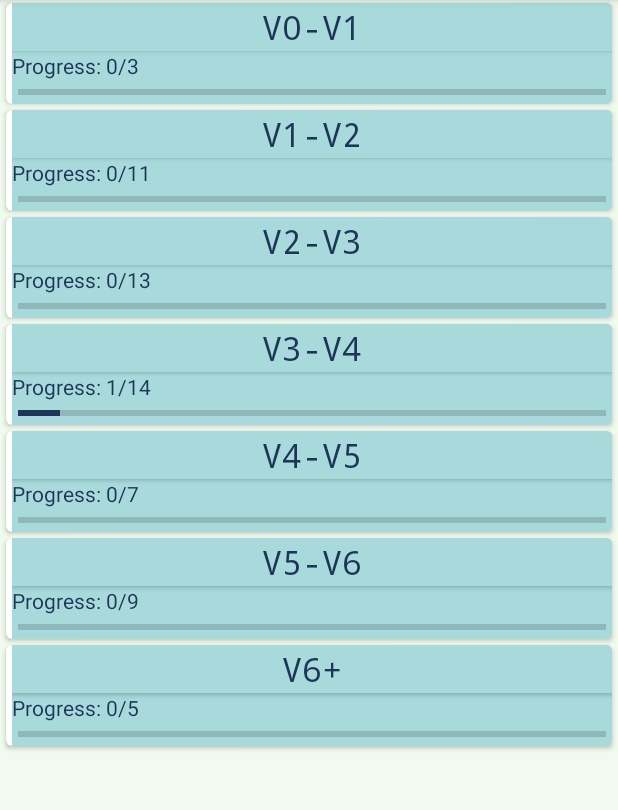
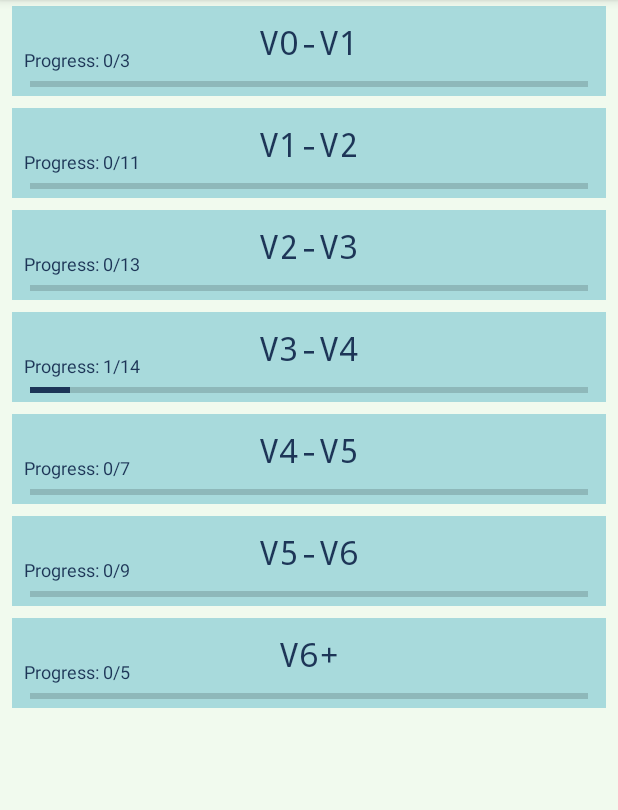
Before and after one commit to tcox11/AttemptTwo, an Android app: the RoutesByGrade screen opened directly, with no data from a screen before it, on a phone screen of 412 x 824 dp, the part 84-894 px from its top. Run offline under Robolectric (Android 15) with nearby library versions, the phone set to English and light mode, and no system bars; our stand-ins replace Room's generated code; 1 statement that could not run was skipped.

Commit message:
tidied routes by grade format

```diff
--- a/app/src/main/res/layout/grade_item.xml
+++ b/app/src/main/res/layout/grade_item.xml
@@ -1,64 +1,76 @@
 <?xml version="1.0" encoding="utf-8"?>
 <androidx.cardview.widget.CardView xmlns:android="http://schemas.android.com/apk/res/android"
+    xmlns:card_view="http://schemas.android.com/apk/res-auto"
     android:layout_width="fill_parent"
     android:layout_height="wrap_content"
-    android:layout_marginBottom="2dp"
-    android:layout_marginTop="2dp"
     android:layout_marginStart="4dp"
+    android:layout_marginTop="4dp"
     android:layout_marginEnd="4dp"
-    xmlns:card_view="http://schemas.android.com/apk/res-auto"
-    card_view:cardElevation="2dp"
-    card_view:cardCornerRadius="4dp">
+    android:layout_marginBottom="4dp"
+    card_view:cardCornerRadius="4dp"
+    android:id="@+id/card_frame_grade"
+    card_view:cardElevation="2dp">
+
 
     <FrameLayout
-        android:id="@+id/card_frame_grade"
-        android:layout_width="fill_parent"
-        android:layout_height="match_parent"/>
+        android:background="@color/cardColour"
+        android:layout_width="match_parent"
+        android:layout_height="wrap_content"
+        android:layout_marginRight="4dp"
+        android:layout_marginLeft="4dp">
 
         <RelativeLayout
-        android:layout_marginLeft="4dp"
-        android:layout_width="fill_parent"
+            android:layout_marginTop="4dp"
+            android:layout_marginLeft="8dp"
+            android:layout_marginRight="8dp"
+            android:background="@color/cardColour"
+            android:layout_width="match_parent"
             android:layout_height="wrap_content"
-        android:background="@color/cardColour"
-        >
+            android:layout_gravity="bottom">
+
+            <FrameLayout
+                android:id="@+id/top_of_card"
+                android:layout_width="match_parent"
+                android:layout_height="wrap_content">
+
+                <Button
+                    android:id="@+id/button_each_grade"
+                    android:layout_width="match_parent"
+                    android:layout_height="wrap_content"
+                    android:background="@android:color/transparent"
+                    android:ellipsize="end"
+                    android:gravity="center"
+                    android:minHeight="40dp"
+                    android:text="Example Text"
+                    android:textAppearance="@style/TextAppearance.AppCompat.Large"
+                    android:textColor="@color/textColor"
+                    android:typeface="monospace" />
 
 
-        <Button
-            android:ellipsize="end"
-            android:gravity="center"
-            android:minHeight="32dp"
-            android:id="@+id/button_each_grade"
-            android:background="@color/cardColour"
-            android:layout_width="fill_parent"
+                <TextView
+                    android:layout_gravity="bottom"
+                    android:id="@+id/grade_progress_text"
+                    android:layout_width="wrap_content"
                     android:layout_height="wrap_content"
-            android:typeface="monospace"
-            android:textColor="@color/textColor"
-            android:textAppearance="@style/TextAppearance.AppCompat.Large" />
-
-        <TextView
-            android:layout_alignParentEnd="true"
-            android:id="@+id/grade_progress_text"
-            android:layout_width="match_parent"
                     android:text="Progress: 1/10"
-            android:layout_height="wrap_content"
-            android:layout_below="@id/button_each_grade"
-            android:textColor="@color/textColor"
-            android:textAppearance="@style/TextAppearance.AppCompat.Small"/>
+                    android:textSize="12sp"
+                    android:textColor="@color/textColor" />
+            </FrameLayout>
 
             <ProgressBar
+                android:id="@+id/grade_progress_bar"
+                style="@style/Widget.AppCompat.ProgressBar.Horizontal"
+                android:layout_width="match_parent"
+                android:layout_height="wrap_content"
+                android:layout_below="@id/top_of_card"
                 android:layout_marginLeft="4dp"
                 android:layout_marginRight="4dp"
-            android:id="@+id/grade_progress_bar"
-            style="@style/Widget.AppCompat.ProgressBar.Horizontal"
                 android:indeterminate="false"
-            android:layout_width="match_parent"
-            android:layout_height="wrap_content"
                 android:max="100"
-            android:layout_below="@id/grade_progress_text"
-            android:progress="10"/>
+                android:progress="10" />
+
+        </RelativeLayout>
+    </FrameLayout>
 
 
-
-    </RelativeLayout>
-
 </androidx.cardview.widget.CardView>
```
Also changed, not shown: app/src/main/res/layout/route_item.xml (+25 -27 lines). Lines whose indentation alone changed are shown as unchanged.
